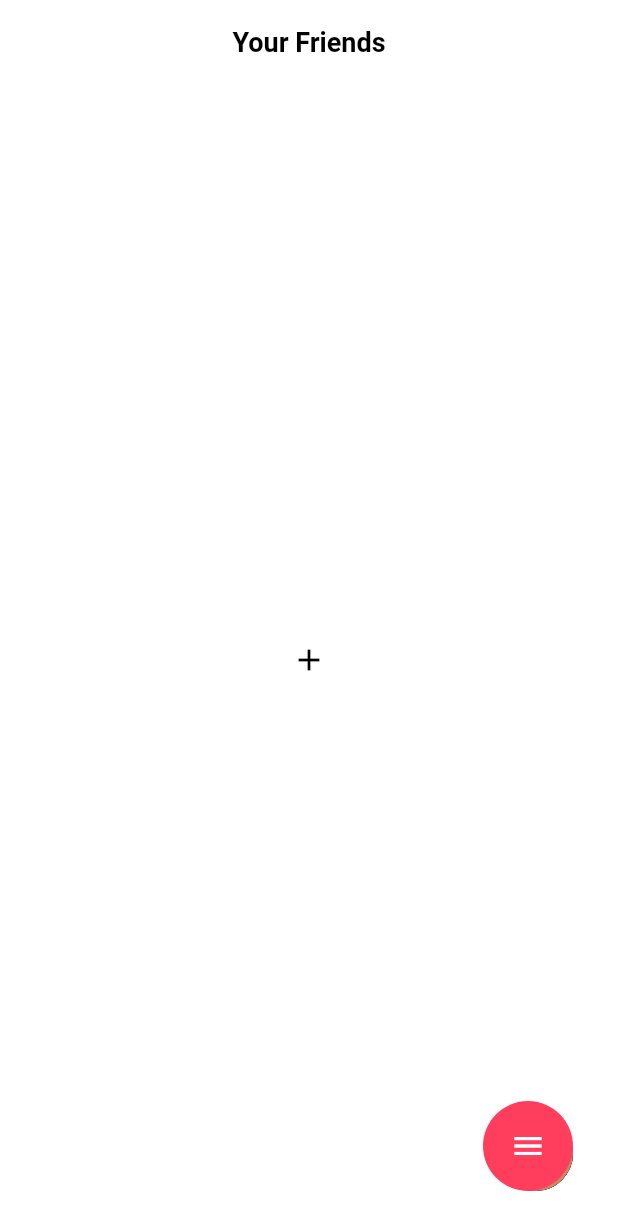
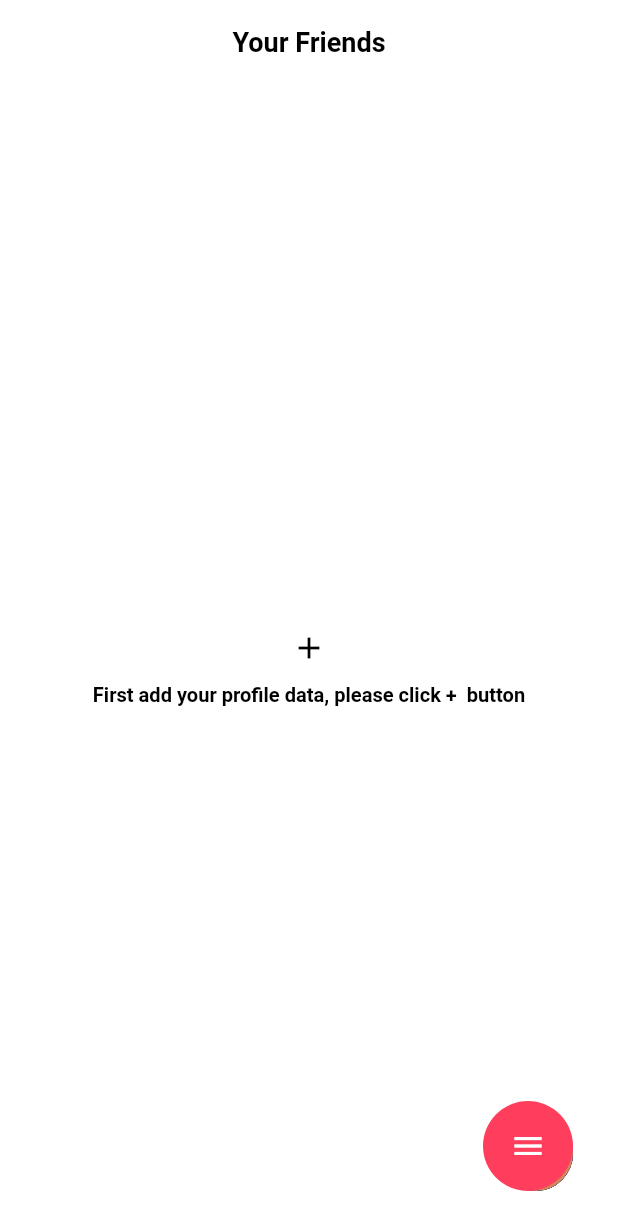
Before and after one commit to MFarouk72/rxtask, a Flutter app: the screen it shows after launch, on a phone screen of 412 x 824 dp. Shown: the top 1230 px of the screen. Run offline on Flutter 3.47's test engine with Material 2 defaults, Android fonts, the phone set to English and light mode, and no system bars; our stand-ins replace geocoding, geolocator, google_maps_flutter, image_picker, rxdart, sqflite and 1 more; missing offline and left inert: custom_info_window; accounts and stored records are empty.

Commit message:
second commit

```diff
--- a/lib/ViewAllFriends/View/ViewAllFriendsView.dart
+++ b/lib/ViewAllFriends/View/ViewAllFriendsView.dart
@@ -57,10 +57,29 @@ class _ViewAllFriendsViewState extends State<ViewAllFriendsView>
                       FriendsModel friendsModel =
                           FriendsModel.fromMap(snapshot.data[index]);
                       friendsList.add(friendsModel);
-                      if (friendsModel.id == 1) {
+                      if (friendsModel.id == 1 && snapshot.data.length == 1) {
                         profileModel = friendsModel;
-                        return SizedBox();
-                      } else {
+                        return Container(
+                          height: SizeConfig.safeBlockVertical * 90,
+                          child: Center(
+                            child: RichText(
+                              text: TextSpan(
+                                style: TextStyle(
+                                  color: AppColors.BLACK_COLOR,
+                                  fontWeight: FontWeight.bold,
+                                  fontSize: SizeConfig.textFontSize,
+                                ),
+                                children: [
+                                  TextSpan(text: AppLocalizations.of(context)!.youCanOpenYourProfileDataFromProfileButton),
+                                  WidgetSpan(
+                                    child: Icon(Icons.person),
+                                  ),
+                                ],
+                              ),
+                            ),
+                          ),
+                        );
+                      } else if (friendsModel.id !=1) {
                         return Card(
                           margin: EdgeInsets.all(SizeConfig.padding / 2),
                           color: AppColors.MED_LIGHT_GREY,
@@ -122,10 +141,15 @@ class _ViewAllFriendsViewState extends State<ViewAllFriendsView>
                           ),
                         );
                       }
+                      else return SizedBox();
                     });
-              } else {
+              } else
                 return Center(
-                  child: IconButton(
+                  child: Column(
+                    mainAxisAlignment: MainAxisAlignment.center,
+                    crossAxisAlignment: CrossAxisAlignment.center,
+                    children: [
+                      IconButton(
                         icon: Icon(
                           Icons.add,
                           color: AppColors.BLACK_COLOR,
@@ -135,12 +159,21 @@ class _ViewAllFriendsViewState extends State<ViewAllFriendsView>
                               builder: (context) => AddScreenView(true)));
                         },
                       ),
+                      Text(
+                        AppLocalizations.of(context)!.firstAddYourProfileData,
+                        style: TextStyle(
+                          color: AppColors.BLACK_COLOR,
+                          fontWeight: FontWeight.bold,
+                          fontSize: SizeConfig.textFontSize,
+                        ),
+                      ),
+                    ],
+                  ),
                 );
-              }
             },
           ),
           Positioned(
-            bottom: 30 ,
+            bottom: 30,
             right: 30,
             child: AnimatedBuilder(
               animation: viewAllFriendsBloc.animationController,
@@ -204,8 +237,14 @@ class _ViewAllFriendsViewState extends State<ViewAllFriendsView>
                             color: AppColors.WHITE_COLOR,
                           ),
                           onClick: () {
-                            Navigator.of(context).push(MaterialPageRoute(
-                                builder: (context) => MapScreenView(false, friendsList: friendsList,)));
+                            Navigator.of(context).push(
+                              MaterialPageRoute(
+                                builder: (context) => MapScreenView(
+                                  false,
+                                  friendsList: friendsList,
+                                ),
+                              ),
+                            );
                           }),
                     ),
                     Transform.translate(
@@ -220,8 +259,11 @@ class _ViewAllFriendsViewState extends State<ViewAllFriendsView>
                             color: AppColors.WHITE_COLOR,
                           ),
                           onClick: () {
-                            Navigator.of(context).push(MaterialPageRoute(
-                                builder: (context) => AboutAppView()));
+                            Navigator.of(context).push(
+                              MaterialPageRoute(
+                                builder: (context) => AboutAppView(),
+                              ),
+                            );
                           }),
                     ),
                     CircularButton(
@@ -233,7 +275,8 @@ class _ViewAllFriendsViewState extends State<ViewAllFriendsView>
                           color: AppColors.WHITE_COLOR,
                         ),
                         onClick: () {
-                          if (viewAllFriendsBloc.animationController.isCompleted) {
+                          if (viewAllFriendsBloc
+                              .animationController.isCompleted) {
                             viewAllFriendsBloc.animationController.reverse();
                           } else {
                             viewAllFriendsBloc.animationController.forward();
--- a/lib/localization/l10n/messages_ar.dart
+++ b/lib/localization/l10n/messages_ar.dart
@@ -64,5 +64,7 @@ class MessageLookup extends MessageLookupByLibrary {
     "mapScreen": MessageLookupByLibrary.simpleMessage("الخريطة"),
     "kmFromYou": MessageLookupByLibrary.simpleMessage("كم منك"),
     "selectedLocation": MessageLookupByLibrary.simpleMessage("الموقع المختار:"),
+    "firstAddYourProfileData": MessageLookupByLibrary.simpleMessage("قم أولاً بإضافة بيانات ملفك الشخصي ، الرجاء النقر فوق زر +"),
+    "youCanOpenYourProfileDataFromProfileButton": MessageLookupByLibrary.simpleMessage("يمكنك فتح بيانات ملفك الشخصي من زر الملف الشخصي"),
       };
 }
--- a/lib/localization/l10n/messages_en.dart
+++ b/lib/localization/l10n/messages_en.dart
@@ -64,6 +64,7 @@ class MessageLookup extends MessageLookupByLibrary {
     "mapScreen": MessageLookupByLibrary.simpleMessage("Map Screen"),
     "kmFromYou": MessageLookupByLibrary.simpleMessage("Km From You"),
     "selectedLocation": MessageLookupByLibrary.simpleMessage("Selected Location :"),
-
+    "firstAddYourProfileData": MessageLookupByLibrary.simpleMessage("First add your profile data, please click +  button"),
+    "youCanOpenYourProfileDataFromProfileButton": MessageLookupByLibrary.simpleMessage("You can open your profile data from profile button"),
       };
 }
--- a/lib/localization/localizations.dart
+++ b/lib/localization/localizations.dart
@@ -104,7 +104,10 @@ class AppLocalizations {
       Intl.message('Km From You', name: 'kmFromYou');
   String get selectedLocation =>
       Intl.message('Selected Location :', name: 'selectedLocation');
-
+  String get firstAddYourProfileData =>
+      Intl.message('First add your profile data, please click +  button', name: 'firstAddYourProfileData');
+  String get youCanOpenYourProfileDataFromProfileButton =>
+      Intl.message('You can open your profile data from profile button', name: 'youCanOpenYourProfileDataFromProfileButton');
 }
 
 class SpecificLocalizationDelegate
```
Lines whose indentation alone changed are shown as unchanged.
